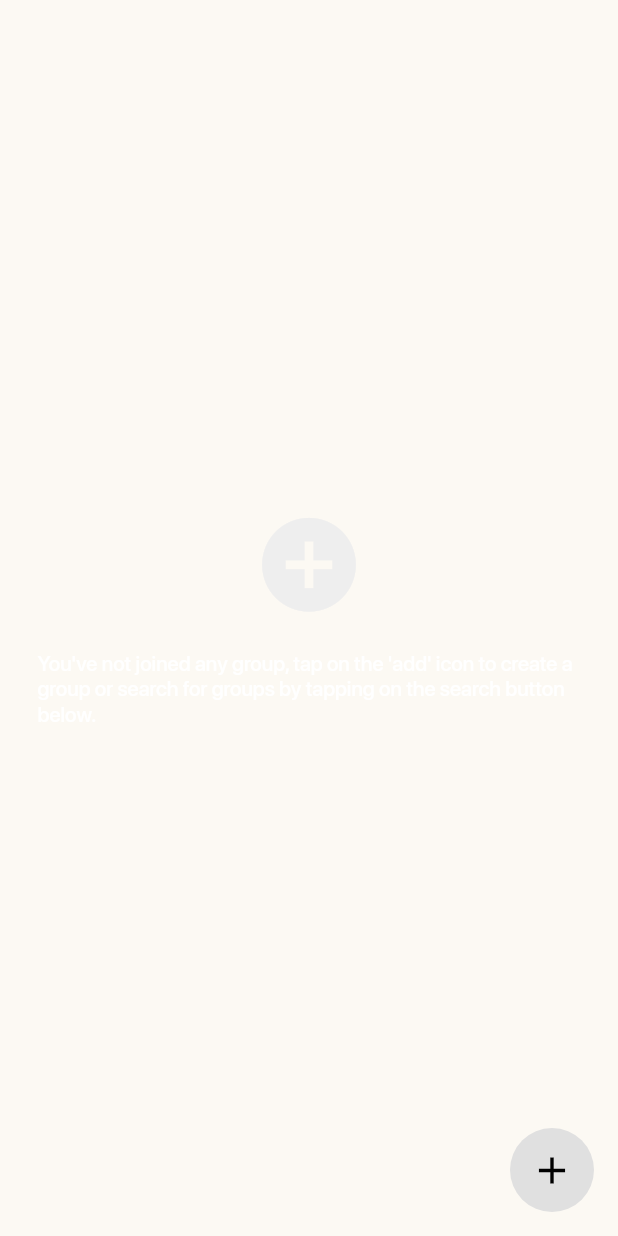
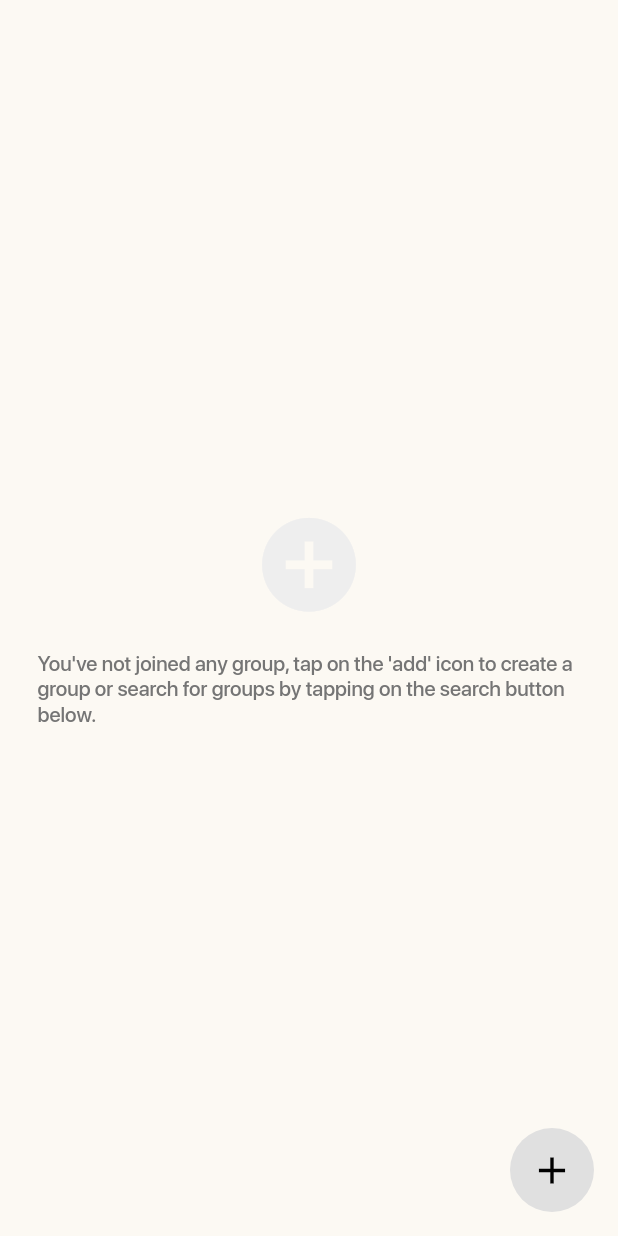
Before and after one commit to xybercommander/WingsHQ, a Flutter app: the GroupsPage screen opened directly, on a phone screen of 412 x 824 dp. Run offline on Flutter 3.47's test engine with Material 2 defaults, Android fonts, the phone set to English and light mode, and no system bars; our stand-ins replace cached_network_image, cloud_firestore, firebase_auth, flutter_spinkit, fluttertoast, random_string and 2 more; missing offline and left inert: encrypt, razorpay_flutter; accounts and stored records are empty.

Commit message:
text group

```diff
--- a/lib/pages/groups_page.dart
+++ b/lib/pages/groups_page.dart
@@ -51,7 +51,7 @@ class _GroupsPageState extends State<GroupsPage> {
           SizedBox(height: 20.0),
           Text(
             "You've not joined any group, tap on the 'add' icon to create a group or search for groups by tapping on the search button below.",
-            style: TextStyle(color: Colors.white),
+            style: TextStyle(color: Colors.grey[600]),
           ),
         ],
       )
--- a/lib/pages/navigation_page.dart
+++ b/lib/pages/navigation_page.dart
@@ -96,6 +96,7 @@ class _NavigationPageState extends State<NavigationPage> {
         ],
       ),
       drawer: Drawer(
+
         child: ListView(
           padding: EdgeInsets.symmetric(vertical: 50.0),
           children: <Widget>[
```
